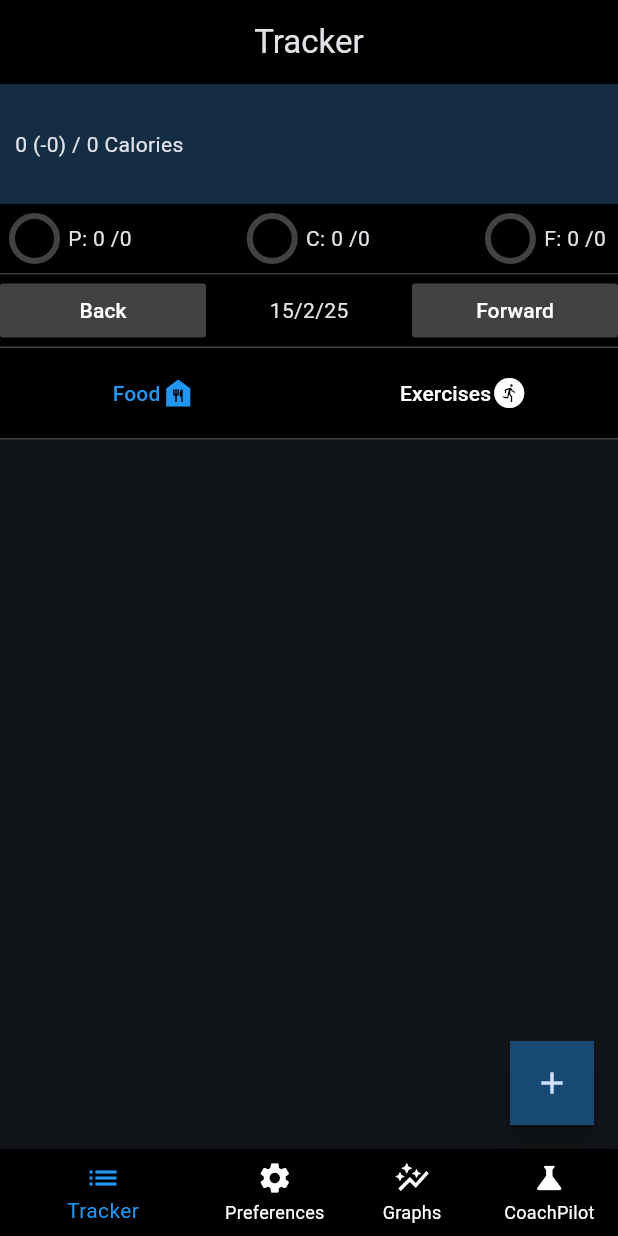
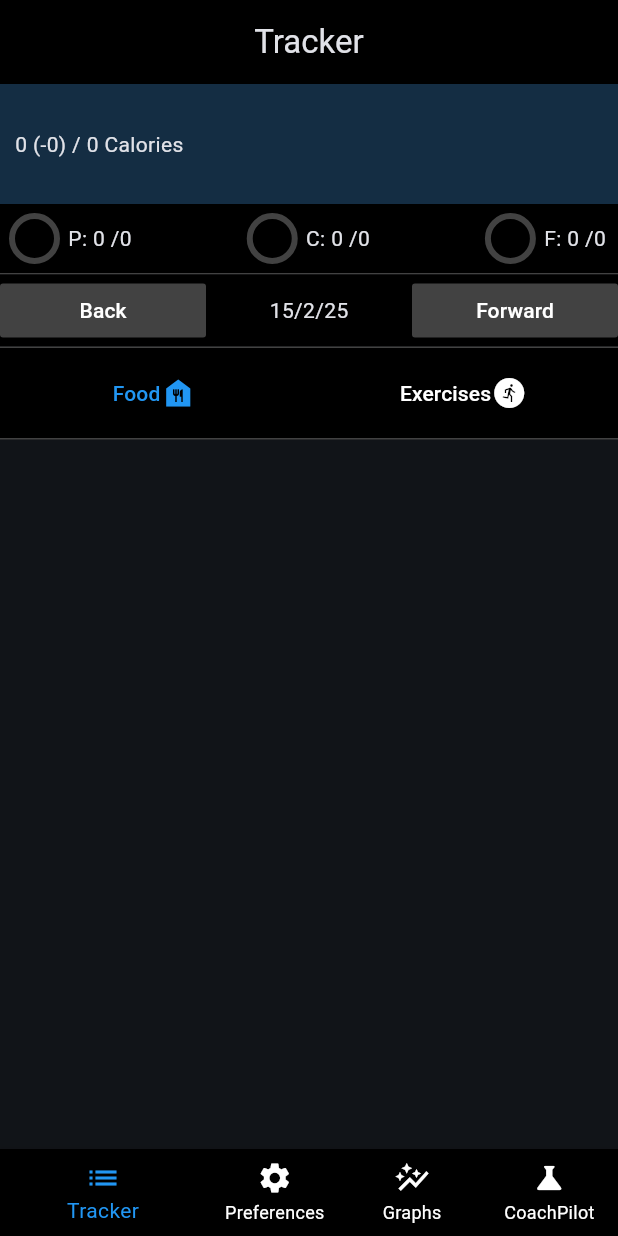
Before and after one commit to r2andrew/caloreasy, a Flutter app: the screen it shows after launch, after a tap on "Back", on a phone screen of 412 x 824 dp. Run offline on Flutter 3.47's test engine with Material 3 defaults, Android fonts, the phone set to English and light mode, and no system bars; our stand-ins replace fl_chart, flutter_local_notifications, flutter_slidable, hive, hive_flutter; missing offline and left inert: android_alarm_manager_plus, mobile_scanner, openfoodfacts; accounts and stored records are empty.

Commit message:
add only available on current day

```diff
--- a/lib/pages/tracker.dart
+++ b/lib/pages/tracker.dart
@@ -21,6 +21,8 @@ class TrackerPage extends StatefulWidget {
 class _TrackerPageState extends State<TrackerPage> {
 
   DateTime selectedDate = DateTime.now()
+      .copyWith(hour: 0, minute: 0, second: 0, millisecond: 0, microsecond: 0);
+  DateTime todaysDate = DateTime.now()
       .copyWith(hour: 0, minute: 0, second: 0, millisecond: 0, microsecond: 0);
 
   LocalDatabase db = LocalDatabase();
@@ -55,7 +57,7 @@ class _TrackerPageState extends State<TrackerPage> {
         title: Center(child: Text('Tracker')),
         backgroundColor: Colors.black,
       ),
-      floatingActionButton: FloatingActionButton(
+      floatingActionButton: selectedDate == todaysDate ? FloatingActionButton(
           onPressed: () => {
             Navigator.push(context, MaterialPageRoute(
               builder: (context) =>
@@ -66,7 +68,7 @@ class _TrackerPageState extends State<TrackerPage> {
           },
           shape: ContinuousRectangleBorder(),
           child: Icon(Icons.add),
-      ),
+      ) : null,
       body: SingleChildScrollView(
         child: Column(
           children: [
```
